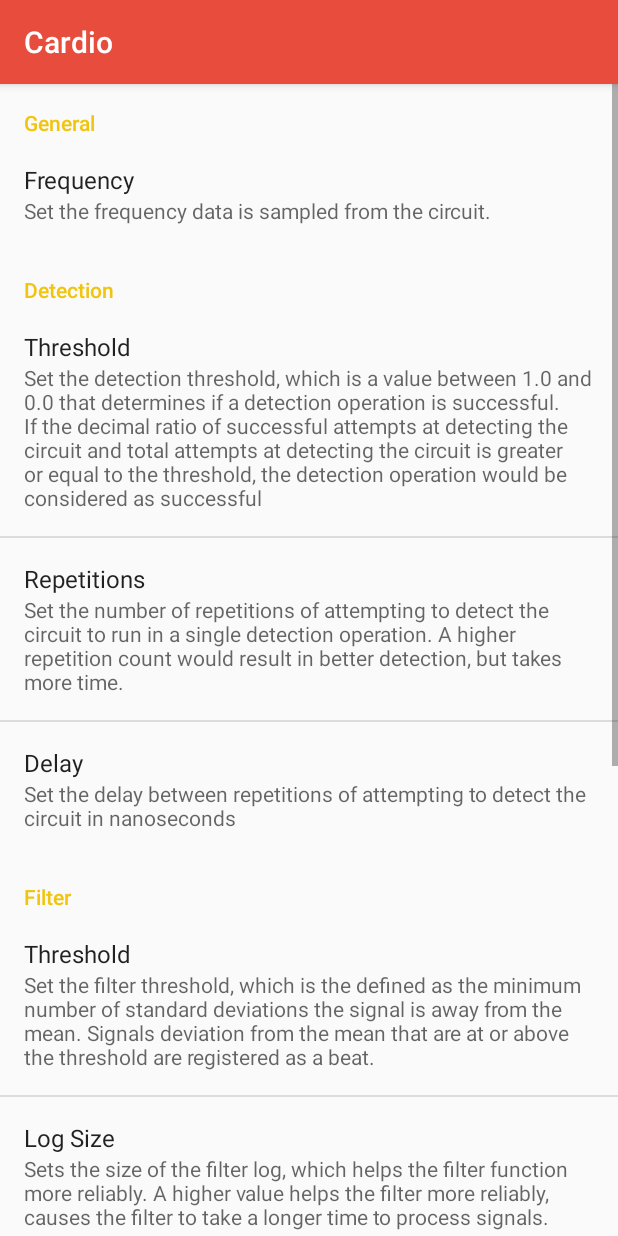
After one commit to MrPudin/Cardio, an Android app: the fragment ConfigFragment shown on its own in the app's theme, on a phone screen of 412 x 824 dp. The commit adds this screen. Run offline under Robolectric (Android 15) with nearby library versions, the phone set to English and light mode, and no system bars.

Commit message:
Added ConfigFragment its layout and supporting code

```diff
--- /dev/null
+++ b/app/src/main/java/pudding/com/cardio/ConfigFragment.java
@@ -0,0 +1,17 @@
+package pudding.com.cardio;
+
+import android.os.Bundle;
+import android.preference.PreferenceFragment;
+import android.support.annotation.Nullable;
+
+public class ConfigFragment extends PreferenceFragment {
+
+    @Override
+    public void onCreate(@Nullable Bundle savedInstanceState) {
+        super.onCreate(savedInstanceState);
+        getPreferenceManager().setSharedPreferencesName(MainActivity.SHARED_PREFERENCE_FILE_NAME);
+
+        this.addPreferencesFromResource(R.xml.fragment_config);
+    }
+
+}
--- a/app/src/main/java/pudding/com/cardio/MainActivity.java
+++ b/app/src/main/java/pudding/com/cardio/MainActivity.java
@@ -2,6 +2,7 @@ package pudding.com.cardio;
 
 import android.Manifest;
 import android.content.DialogInterface;
+import android.content.SharedPreferences;
 import android.content.pm.PackageManager;
 import android.os.Bundle;
 import android.support.annotation.NonNull;
@@ -22,20 +23,21 @@ public class MainActivity
         extends AppCompatActivity
         implements CameraBridgeViewBase.CvCameraViewListener2
 {
+    public static String SHARED_PREFERENCE_FILE_NAME = "pudding.com.cardio.config";
+
     private static String STATE_LAYOUT = "main_activity_main_state";
     private static int LAYOUT_DISPLAY = 0;
     private static int LAYOUT_CONFIG = 0;
     private static int PERMISSION_CAMERA_REQUEST_CODE = 1;
     private static String LOG_TAG = "Cardio.MainActivity";
 
-
     private int layout; //Current Layout
 
+    private BlobLocator locator;
 
     @Override
     protected void onCreate(@Nullable Bundle savedInstanceState) {
         super.onCreate(savedInstanceState);
-
         //Load OpenCV
         System.loadLibrary(getString(R.string.library_opencv_name));
 
@@ -48,6 +50,10 @@ public class MainActivity
         this.layout = MainActivity.LAYOUT_DISPLAY;
         if(savedInstanceState != null)
             this.layout = savedInstanceState.getInt(MainActivity.STATE_LAYOUT);
+
+        //Setup Utility Objects
+        this.locator = new BlobLocator();
+        this.loadConfig();
     }
 
     @Override
@@ -82,7 +88,7 @@ public class MainActivity
         outState.putInt(MainActivity.STATE_LAYOUT, this.layout);
     }
 
-    //Menu
+    //Menu Methods
     @Override
     public boolean onCreateOptionsMenu(Menu menu) {
         super.onCreateOptionsMenu(menu);
@@ -147,4 +153,26 @@ public class MainActivity
             this.setContentView(R.layout.activity_main_display);
         }
     }
+
+    //Utility Methods
+    private void loadConfig() {
+        SharedPreferences preferences =
+                getSharedPreferences(MainActivity.SHARED_PREFERENCE_FILE_NAME, 0);
+
+        this.locator.setBlobColor(
+                Float.parseFloat(
+                        preferences.getString("blob_color", "255.0")));
+        this.locator.setBlobMinArea(
+                Float.parseFloat(
+                        preferences.getString("blob_min_area", "100.0")));
+        this.locator.setBlobMinCircularity(
+                Float.parseFloat(
+                        preferences.getString("blob_min_circularity", "0.8")));
+        this.locator.setBlobMinConvexity(
+                Float.parseFloat(
+                        preferences.getString("blob_min_convexity", "0.7")));
+        this.locator.setBlobMinInertia(
+                Float.parseFloat(
+                        preferences.getString("blob_min_inertia", "0.7")));
+    }
 }
--- a/app/src/main/res/values/strings.xml
+++ b/app/src/main/res/values/strings.xml
@@ -1,11 +1,66 @@
 <resources>
     <string name="app_name">Cardio</string>
 
+    <!-- Libraries -->
     <string name="library_opencv_name">opencv_java3</string>
 
+    <!-- Menus -->
     <string name="menu_item_config_title">Settings</string>
     <string name="menu_item_toggle_title">Toggle</string>
 
+    <!-- Dialog -->
     <string name="dialog_camera_message">You have staved Cardio from using the Camera and it would now die a horrible death...</string>w
     <string name="dialog_camera_button_title">Commit Murder</string>
+
+    <!-- Preferences -->
+    <string name="fragment_config_general_category_title">General</string>
+    <string name="fragment_config_general_frequency_title">Frequency</string>
+    <string name="fragment_config_general_frequency_summary">Set the frequency data is sampled from the circuit.</string>
+    <string name="fragment_config_general_frequency_default">0.1</string>
+
+    <string name="fragment_config_detect_category_title">Detection</string>
+    <string name="fragment_config_detect_threshold_title">Threshold</string>
+    <string name="fragment_config_detect_threshold_summary">Set the detection threshold, which is a value between 1.0 and 0.0 that determines if a detection operation is successful.
+    If the decimal ratio of successful attempts at detecting the circuit and total attempts at detecting the circuit is greater or equal to the threshold,
+    the detection operation would be considered as successful</string>
+    <string name="fragment_config_detect_threshold_default">0.01</string>
+    <string name="fragment_config_detect_count_title">Repetitions</string>
+    <string name="fragment_config_detect_count_summary">Set the number of repetitions of attempting to detect the circuit to run in a single detection operation.
+    A higher repetition count would result in better detection, but takes more time.</string>
+    <string name="fragment_config_detect_count_default">100</string>
+    <string name="fragment_config_detect_delay_title">Delay</string>
+    <string name="fragment_config_detect_delay_summary">Set the delay between repetitions of attempting to detect the circuit in nanoseconds</string>
+    <string name="fragment_config_detect_delay_default">100</string>
+
+    <string name="fragment_config_filter_category_title">Filter</string>
+    <string name="fragment_config_filter_threshold_title">Threshold</string>
+    <string name="fragment_config_filter_threshold_summary">Set the filter threshold, which is the defined as the minimum number of standard deviations the signal is away from the mean.
+    Signals deviation from the mean that are at or above the threshold are registered as a beat.</string>
+    <string name="fragment_config_filter_threshold_default">1.0</string>
+    <string name="fragment_config_filter_log_title">Log Size</string>
+    <string name="fragment_config_filter_log_summary">Sets the size of the filter log, which helps the filter function more reliably.
+    A higher value helps the filter more reliably, causes the filter to take a longer time to process signals.</string>
+    <string name="fragment_config_filter_log_default">3</string>
+
+    <string name="fragment_config_blob_category_title">Computer Vision</string>
+    <string name="fragment_config_blob_color_title">Color</string>
+    <string name="fragment_config_blob_color_summary">A number between 0 at 255 that determines the specific color requirement.
+    0 searches for very dark colors, 255 searches for very bright colors</string>
+    <string name="fragment_config_blob_color_default">255</string>
+    <string name="fragment_config_blob_min_area_title">Minimum Area</string>
+    <string name="fragment_config_blob_min_area_summary">A number that determines the minimum area requirement.
+    Area is defines as the amount of pixels that object occupies.</string>
+    <string name="fragment_config_blob_min_area_default">100.0 </string>
+    <string name="fragment_config_blob_min_circularity_title">Minimum circularity</string>
+    <string name="fragment_config_blob_min_circularity_summary">A number that determines the minimum circularity requirement.
+    Circularity measures how close to a circle an object is.</string>
+    <string name="fragment_config_blob_min_circularity_default">0.8</string>
+    <string name="fragment_config_blob_min_convexity_title">Minimum Convexity</string>
+    <string name="fragment_config_blob_min_convexity_summary">A number that determines the minimum convexity requirement.
+    Convexity is defined as the (Area of the Blob / Area of its convex hull).</string>
+    <string name="fragment_config_blob_min_convexity_default">0.7</string>
+    <string name="fragment_config_blob_min_inertia_title">Minimum Inertia</string>
+    <string name="fragment_config_blob_min_inertia_summary">A number that determines the minimum inertia requirement.
+    The inertia measures how elongated an object is.</string>
+    <string name="fragment_config_blob_min_inertia_default">0.7</string>
 </resources>
--- /dev/null
+++ b/app/src/main/res/xml/fragment_config.xml
@@ -0,0 +1,102 @@
+<?xml version="1.0" encoding="utf-8"?>
+<PreferenceScreen xmlns:android="http://schemas.android.com/apk/res/android"
+    android:layout_width="match_parent" android:layout_height="match_parent">
+
+    <PreferenceCategory
+        android:title="@string/fragment_config_general_category_title">
+
+        <EditTextPreference
+            android:key="data_frequency"
+            android:title="@string/fragment_config_general_frequency_title"
+            android:summary="@string/fragment_config_general_frequency_summary"
+            android:inputType="numberDecimal"
+            android:defaultValue="@string/fragment_config_general_frequency_default"/>
+
+    </PreferenceCategory>
+
+    <PreferenceCategory
+        android:title="@string/fragment_config_detect_category_title">
+
+        <EditTextPreference
+            android:key="detect_threshold"
+            android:summary="@string/fragment_config_detect_threshold_summary"
+            android:title="@string/fragment_config_detect_threshold_title"
+            android:inputType="numberDecimal"
+            android:defaultValue="@string/fragment_config_detect_threshold_default"/>
+
+        <EditTextPreference
+            android:key="detect_count"
+            android:summary="@string/fragment_config_detect_count_summary"
+            android:title="@string/fragment_config_detect_count_title"
+            android:inputType="number"
+            android:defaultValue="@string/fragment_config_detect_count_default"/>
+
+        <EditTextPreference
+            android:key="detect_delay"
+            android:title="@string/fragment_config_detect_delay_title"
+            android:summary="@string/fragment_config_detect_delay_summary"
+            android:inputType="number"
+            android:defaultValue="@string/fragment_config_detect_delay_default"/>
+    </PreferenceCategory>
+
+    <PreferenceCategory
+        android:title="@string/fragment_config_filter_category_title">
+
+        <EditTextPreference
+            android:key="filter_threshold"
+            android:title="@string/fragment_config_filter_threshold_title"
+            android:summary="@string/fragment_config_filter_threshold_summary"
+            android:inputType="numberDecimal"
+            android:defaultValue="@string/fragment_config_filter_threshold_default"/>
+
+        <EditTextPreference
+            android:key="filter_log"
+            android:title="@string/fragment_config_filter_log_title"
+            android:summary="@string/fragment_config_filter_log_summary"
+            android:inputType="number"
+            android:defaultValue="@string/fragment_config_filter_log_default"/>
+
+    </PreferenceCategory>
+
+
+    <PreferenceCategory
+        android:title="@string/fragment_config_blob_category_title">
+
+        <EditTextPreference
+            android:key="blob_color"
+            android:title="@string/fragment_config_blob_color_title"
+            android:summary="@string/fragment_config_blob_color_summary"
+            android:inputType="number"
+            android:defaultValue="@string/fragment_config_blob_color_default"/>
+
+        <EditTextPreference
+            android:key="blob_min_area"
+            android:title="@string/fragment_config_blob_min_area_title"
+            android:summary="@string/fragment_config_blob_min_area_summary"
+            android:inputType="number"
+            android:defaultValue="@string/fragment_config_blob_min_area_default"/>
+
+        <EditTextPreference
+            android:key="blob_min_circularity"
+            android:title="@string/fragment_config_blob_min_circularity_title"
+            android:summary="@string/fragment_config_blob_min_circularity_summary"
+            android:inputType="numberDecimal"
+            android:defaultValue="@string/fragment_config_blob_min_circularity_default"/>
+
+        <EditTextPreference
+            android:key="blob_min_convexity"
+            android:title="@string/fragment_config_blob_min_convexity_title"
+            android:summary="@string/fragment_config_blob_min_convexity_summary"
+            android:inputType="numberDecimal"
+            android:defaultValue="@string/fragment_config_blob_min_convexity_default"/>
+
+        <EditTextPreference
+            android:key="blob_min_inertia"
+            android:title="@string/fragment_config_blob_min_inertia_title"
+            android:summary="@string/fragment_config_blob_min_inertia_summary"
+            android:inputType="numberDecimal"
+            android:defaultValue="@string/fragment_config_blob_min_inertia_default"/>
+
+    </PreferenceCategory>
+
+</PreferenceScreen>
```
